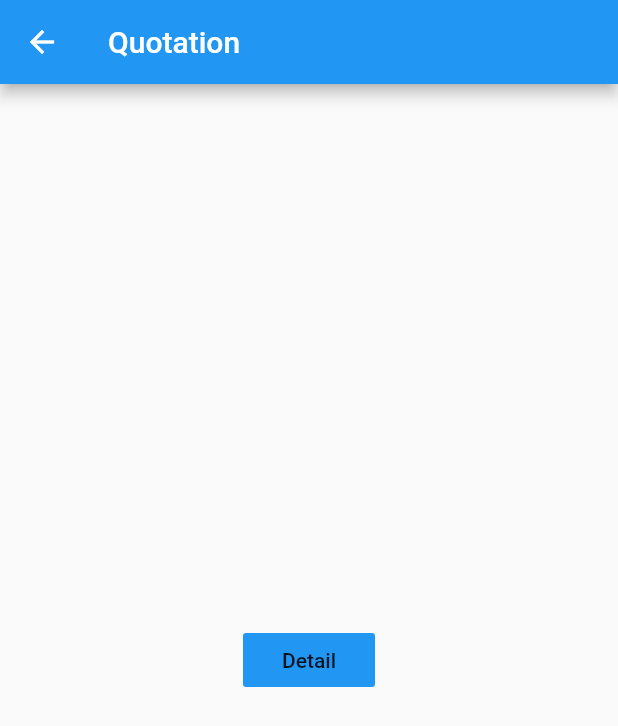
After one commit to andynvt/hmdi, a Flutter app: the _QuotationView screen opened directly, on a phone screen of 412 x 824 dp. The commit adds this screen. Shown: the top 726 px of the screen. Run offline on Flutter 3.47's test engine with Material 2 defaults, Android fonts, the phone set to English and light mode, and no system bars; our stand-ins replace shared_preferences; accounts and stored records are empty.

Commit message:
add quotation, pricing

```diff
--- a/lib/module/module.dart
+++ b/lib/module/module.dart
@@ -25,3 +25,9 @@ export './configurator_preview/configurator_preview_view.dart';
 export './presentation_detail/presentation_detail_view.dart';
 
 export './search/search_view.dart';
+
+export './quotation/quotation_view.dart';
+
+export './quotation_detail/quotation_detail_view.dart';
+
+export './pricing/pricing_view.dart';
--- /dev/null
+++ b/lib/module/quotation/quotation_logic.dart
@@ -0,0 +1,7 @@
+import 'quotation_model.dart';
+
+class QuotationLogic {
+  final QuotationModel _model;
+
+  QuotationLogic(this._model);
+}
--- /dev/null
+++ b/lib/module/quotation/quotation_model.dart
@@ -0,0 +1,12 @@
+import 'package:flutter/material.dart';
+
+import 'quotation_logic.dart';
+
+class QuotationModel extends ChangeNotifier {
+  QuotationLogic _logic;
+  QuotationLogic get logic => _logic;
+
+  QuotationModel() {
+    _logic = QuotationLogic(this);
+  }
+}
--- /dev/null
+++ b/lib/module/quotation/quotation_view.dart
@@ -0,0 +1,42 @@
+import 'package:flutter/material.dart';
+import 'package:hmdi/module/module.dart';
+import 'package:provider/provider.dart';
+
+import 'quotation_model.dart';
+
+ChangeNotifierProvider<QuotationModel> createQuotation() {
+  return ChangeNotifierProvider(
+    create: (_) => QuotationModel(),
+    child: _QuotationView(),
+  );
+}
+
+class _QuotationView extends StatefulWidget {
+  @override
+  _QuotationViewState createState() => _QuotationViewState();
+}
+
+class _QuotationViewState extends State<_QuotationView> {
+  void _quotationDetailClick() {
+    Navigator.of(context).push(
+      MaterialPageRoute(builder: (_) => createQuotationDetail()),
+    );
+  }
+
+  @override
+  Widget build(BuildContext context) {
+    final model = Provider.of<QuotationModel>(context);
+    return Scaffold(
+      appBar: AppBar(
+        title: Text('Quotation'),
+      ),
+      body: Center(
+        child: FlatButton(
+          child: Text('Detail'),
+          color: Colors.blue,
+          onPressed: _quotationDetailClick,
+        ),
+      ),
+    );
+  }
+}
```
Also changed, not shown: lib/module/pricing/pricing_logic.dart (added, +7 -0 lines), lib/module/pricing/pricing_model.dart (added, +12 -0 lines), lib/module/pricing/pricing_view.dart (added, +26 -0 lines), lib/module/quotation_detail/quotation_detail_logic.dart (added, +7 -0 lines), lib/module/quotation_detail/quotation_detail_model.dart (added, +12 -0 lines), lib/module/quotation_detail/quotation_detail_view.dart (added, +28 -0 lines).
